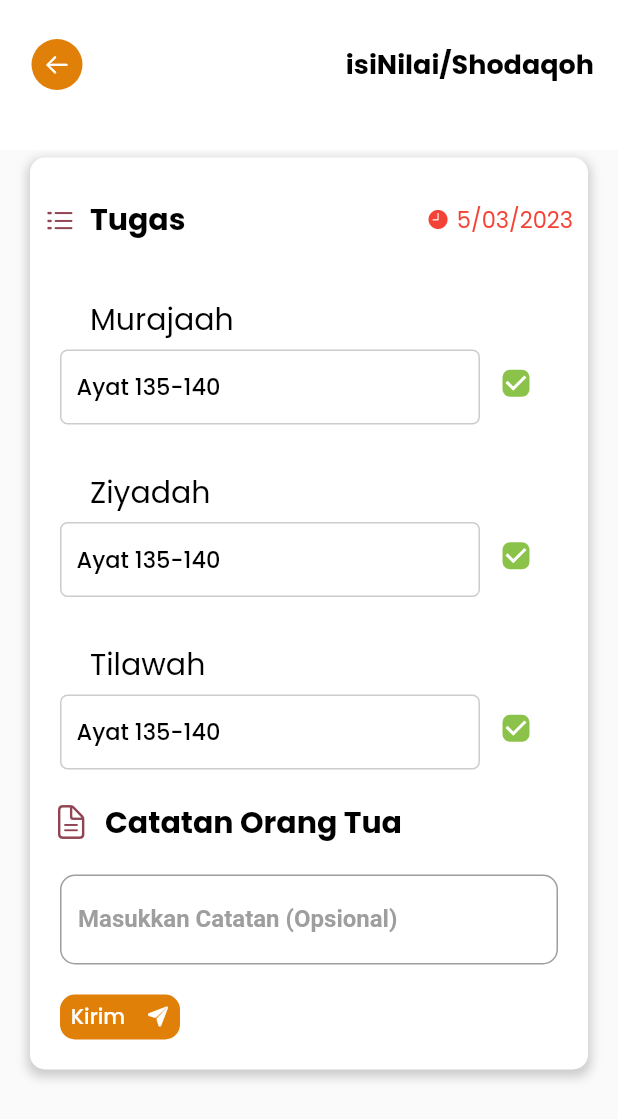
After one commit to MNafii/ummar, a Flutter app: the isiNilai screen opened directly, on a phone screen of 412 x 824 dp. The commit adds this screen. Shown: the top 1119 px of the screen. Run offline on Flutter 3.47's test engine with Material 2 defaults, Android fonts, the phone set to English and light mode, and no system bars; our stand-ins replace google_fonts, introduction_screen, percent_indicator, syncfusion_flutter_charts, table_calendar.

Commit message:
saya nafi

```diff
--- /dev/null
+++ b/tauhidz/lib/app/modules/detailNilai/isiNilai.dart
@@ -0,0 +1,393 @@
+// ignore_for_file: file_names
+import 'package:flutter/material.dart';
+import 'package:google_fonts/google_fonts.dart';
+import 'package:flutter/cupertino.dart';
+import 'package:percent_indicator/linear_percent_indicator.dart';
+import 'package:tauhidz/app/modules/dashboard/dashboard.dart';
+import 'package:tauhidz/app/modules/infaq/detailInfaq.dart';
+import '../../style/app_color.dart';
+
+// ignore: camel_case_types
+class isiNilai extends StatelessWidget {
+  const isiNilai({super.key});
+
+  @override
+  Widget build(BuildContext context) {
+    return Scaffold(
+      appBar: AppBar(
+        backgroundColor: Colors.white,
+        toolbarHeight: 100,
+        title: Padding(
+          padding: const EdgeInsets.only(top: 26, bottom: 40),
+          child: Align(
+            alignment: Alignment.centerRight,
+            child: Text(
+              'isiNilai/Shodaqoh',
+              style: GoogleFonts.poppins(
+                  fontWeight: FontWeight.w700,
+                  fontSize: 18,
+                  color: Colors.black),
+            ),
+          ),
+        ),
+        leading: Padding(
+          padding: const EdgeInsets.only(top: 26, left: 20, bottom: 40),
+          child: SizedBox(
+            width: 30,
+            height: 30,
+            child: InkWell(
+                onTap: () {
+                  Navigator.push(
+                    context,
+                    MaterialPageRoute(builder: (context) => const Dashboard()),
+                  );
+                },
+                child: Ink(
+                  decoration: ShapeDecoration(
+                      color: AppColor.secondPrimary,
+                      shape: const CircleBorder()),
+                  child: const Icon(
+                    CupertinoIcons.arrow_left,
+                    color: Colors.white,
+                    size: 18,
+                  ),
+                )),
+          ),
+        ),
+        elevation: 0,
+      ),
+      body: ListView(
+        padding: const EdgeInsets.symmetric(horizontal: 20, vertical: 5),
+        shrinkWrap: true,
+        physics: const BouncingScrollPhysics(),
+        children: [
+          Container(
+            padding: const EdgeInsets.symmetric(vertical: 20),
+            width: MediaQuery.of(context).size.width,
+            // height: 300,
+            decoration: BoxDecoration(
+              boxShadow: [
+                BoxShadow(
+                  color: Colors.grey.withOpacity(0.5),
+                  spreadRadius: 2,
+                  blurRadius: 5,
+                  offset: const Offset(0, 3), // Atur posisi bayangan
+                ),
+              ],
+              borderRadius: const BorderRadius.all(
+                Radius.circular(10),
+              ),
+              color: Colors.white,
+            ),
+            child: Column(
+              children: [
+                Row(
+                  mainAxisAlignment: MainAxisAlignment.spaceBetween,
+                  children: [
+                    Container(
+                      margin: const EdgeInsets.symmetric(horizontal: 10),
+                      child: Row(
+                        children: [
+                          Icon(
+                            CupertinoIcons.list_dash,
+                            color: AppColor.primary,
+                            size: 20,
+                          ),
+                          const SizedBox(
+                            width: 10,
+                          ),
+                          Text(
+                            'Tugas',
+                            style: GoogleFonts.poppins(
+                              fontWeight: FontWeight.w700,
+                              fontSize: 20,
+                              color: Colors.black,
+                            ),
+                          ),
+                        ],
+                      ),
+                    ),
+                    Container(
+                      margin: const EdgeInsets.all(10),
+                      child: Row(
+                        children: [
+                          const Icon(
+                            CupertinoIcons.clock_fill,
+                            color: Colors.red,
+                            size: 15,
+                          ),
+                          const SizedBox(
+                            width: 5,
+                          ),
+                          Text(
+                            '5/03/2023',
+                            style: GoogleFonts.poppins(
+                              fontWeight: FontWeight.w400,
+                              fontSize: 15,
+                              color: Colors.red,
+                            ),
+                          )
+                        ],
+                      ),
+                    )
+                  ],
+                ),
+                Container(
+                  margin: EdgeInsets.only(top: 30),
+                  child: Column(
+                    crossAxisAlignment: CrossAxisAlignment.start,
+                    children: [
+                      Container(
+                        margin: const EdgeInsets.symmetric(horizontal: 40),
+                        child: Text(
+                          'Murajaah',
+                          style: GoogleFonts.poppins(
+                            fontWeight: FontWeight.w400,
+                            fontSize: 20,
+                            color: Colors.black,
+                          ),
+                        ),
+                      ),
+                      SizedBox(
+                        width: MediaQuery.of(context).size.width,
+                        child: Row(
+                          children: [
+                            Container(
+                              margin: const EdgeInsets.only(left: 20, top: 5),
+                              width: 280,
+                              height: 50,
+                              decoration: BoxDecoration(
+                                borderRadius: BorderRadius.circular(5),
+                                color: Colors.white,
+                                border: Border.all(
+                                    width: 1, color: AppColor.secondarySoft),
+                              ),
+                              child: Container(
+                                alignment: Alignment.centerLeft,
+                                margin: const EdgeInsets.all(10),
+                                child: Text(
+                                  'Ayat 135-140',
+                                  style: GoogleFonts.poppins(
+                                      fontWeight: FontWeight.w500,
+                                      fontSize: 15,
+                                      color: Colors.black),
+                                ),
+                              ),
+                            ),
+                            Checkbox(
+                              value: true,
+                              shape: RoundedRectangleBorder(
+                                  borderRadius: BorderRadius.circular(5)),
+                              activeColor: Colors.lightGreen,
+                              onChanged: (bool? value) {},
+                            ),
+                          ],
+                        ),
+                      ),
+                    ],
+                  ),
+                ),
+                Container(
+                  margin: const EdgeInsets.only(top: 30),
+                  child: Column(
+                    crossAxisAlignment: CrossAxisAlignment.start,
+                    children: [
+                      Container(
+                        margin: const EdgeInsets.symmetric(horizontal: 40),
+                        child: Text(
+                          'Ziyadah',
+                          style: GoogleFonts.poppins(
+                            fontWeight: FontWeight.w400,
+                            fontSize: 20,
+                            color: Colors.black,
+                          ),
+                        ),
+                      ),
+                      SizedBox(
+                        width: MediaQuery.of(context).size.width,
+                        child: Row(
+                          children: [
+                            Container(
+                              margin: const EdgeInsets.only(left: 20, top: 5),
+                              width: 280,
+                              height: 50,
+                              decoration: BoxDecoration(
+                                borderRadius: BorderRadius.circular(5),
+                                color: Colors.white,
+                                border: Border.all(
+                                    width: 1, color: AppColor.secondarySoft),
+                              ),
+                              child: Container(
+                                alignment: Alignment.centerLeft,
+                                margin: const EdgeInsets.all(10),
+                                child: Text(
+                                  'Ayat 135-140',
+                                  style: GoogleFonts.poppins(
+                                      fontWeight: FontWeight.w500,
+                                      fontSize: 15,
+                                      color: Colors.black),
+                                ),
+                              ),
+                            ),
+                            Checkbox(
+                              value: true,
+                              shape: RoundedRectangleBorder(
+                                  borderRadius: BorderRadius.circular(5)),
+                              activeColor: Colors.lightGreen,
+                              onChanged: (bool? value) {},
+                            ),
+                          ],
+                        ),
+                      ),
+                    ],
+                  ),
+                ),
+                Container(
+                  margin: const EdgeInsets.only(top: 30),
+                  child: Column(
+                    crossAxisAlignment: CrossAxisAlignment.start,
+                    children: [
+                      Container(
+                        margin: const EdgeInsets.symmetric(horizontal: 40),
+                        child: Text(
+                          'Tilawah',
+                          style: GoogleFonts.poppins(
+                            fontWeight: FontWeight.w400,
+                            fontSize: 20,
+                            color: Colors.black,
+                          ),
+                        ),
+                      ),
+                      SizedBox(
+                        width: MediaQuery.of(context).size.width,
+                        child: Row(
+                          children: [
+                            Container(
+                              margin: const EdgeInsets.only(left: 20, top: 5),
+                              width: 280,
+                              height: 50,
+                              decoration: BoxDecoration(
+                                borderRadius: BorderRadius.circular(5),
+                                color: Colors.white,
+                                border: Border.all(
+                                    width: 1, color: AppColor.secondarySoft),
+                              ),
+                              child: Container(
+                                alignment: Alignment.centerLeft,
+                                margin: const EdgeInsets.all(10),
+                                child: Text(
+                                  'Ayat 135-140',
+                                  style: GoogleFonts.poppins(
+                                      fontWeight: FontWeight.w500,
+                                      fontSize: 15,
+                                      color: Colors.black),
+                                ),
+                              ),
+                            ),
+                            Checkbox(
+                              value: true,
+                              shape: RoundedRectangleBorder(
+                                  borderRadius: BorderRadius.circular(5)),
+                              activeColor: Colors.lightGreen,
+                              onChanged: (bool? value) {},
+                            ),
+                          ],
+                        ),
+                      ),
+                    ],
+                  ),
+                ),
+                Container(
+                  margin: EdgeInsets.only(left: 15, top: 20),
+                  child: Row(
+                    children: [
+                      Icon(
+                        CupertinoIcons.doc_text,
+                        color: AppColor.primary,
+                        size: 25,
+                      ),
+                      SizedBox(
+                        width: 10,
+                      ),
+                      Text(
+                        'Catatan Orang Tua',
+                        style: GoogleFonts.poppins(
+                          fontWeight: FontWeight.w700,
+                          fontSize: 20,
+                          color: Colors.black,
+                        ),
+                      ),
+                    ],
+                  ),
+                ),
+                Container(
+                  padding: const EdgeInsets.symmetric(
+                    horizontal: 20,
+                    vertical: 20,
+                  ),
+                  height: 100,
+                  child: TextField(
+                    cursorRadius: const Radius.circular(10),
+                    // width: MediaQuery.of(context).size.width,
+                    maxLines: 10,
+                    decoration: InputDecoration(
+                      focusedBorder: OutlineInputBorder(
+                        borderRadius: BorderRadius.circular(10),
+                        borderSide: const BorderSide(
+                          color: Colors.grey,
+                          width: 2.0,
+                        ),
+                      ),
+                      labelText: 'Masukkan Catatan (Opsional)',
+                      labelStyle: const TextStyle(
+                        fontSize: 16.0,
+                        fontWeight: FontWeight.bold,
+                        color: Colors.grey,
+                      ),
+                      border: OutlineInputBorder(
+                        borderRadius: BorderRadius.circular(10),
+                        borderSide: BorderSide(
+                          color: AppColor.secondarySoft,
+                          width: 2.0,
+                        ),
+                      ),
+                    ),
+                  ),
+                ),
+                Container(
+                  alignment: Alignment.centerLeft,
+                  margin: const EdgeInsets.only(left: 20),
+                  child: Container(
+                    width: 80,
+                    height: 30,
+                    decoration: BoxDecoration(
+                      borderRadius: const BorderRadius.all(Radius.circular(10)),
+                      color: AppColor.secondPrimary,
+                    ),
+                    child: Row(
+                      mainAxisAlignment: MainAxisAlignment.spaceAround,
+                      children: [
+                        Text(
+                          'Kirim',
+                          style: GoogleFonts.poppins(
+                            fontWeight: FontWeight.w500,
+                            color: Colors.white,
+                          ),
+                        ),
+                        const Icon(
+                          CupertinoIcons.paperplane_fill,
+                          size: 15,
+                          color: Colors.white,
+                        )
+                      ],
+                    ),
+                  ),
+                ),
+              ],
+            ),
+          )
+        ],
+      ),
+    );
+  }
+}
--- a/tauhidz/lib/main.dart
+++ b/tauhidz/lib/main.dart
@@ -1,5 +1,6 @@
 import 'package:flutter/material.dart';
 import 'package:tauhidz/app/modules/awalan/awalan.dart';
+import 'package:tauhidz/app/modules/detailNilai/DetailNilai.dart';
 import 'package:tauhidz/app/modules/login/login.dart';
 
 void main() {
@@ -25,7 +26,7 @@ class MyApp extends StatelessWidget {
           // Notice that the counter didn't reset back to zero; the application
           // is not restarted.
           ),
-      home: Awalan(),
+      home: const Awalan(),
     );
   }
 }
```
Also changed, not shown: tauhidz/lib/app/modules/detailNilai/DetailNilai.dart (added, +202 -0 lines).
